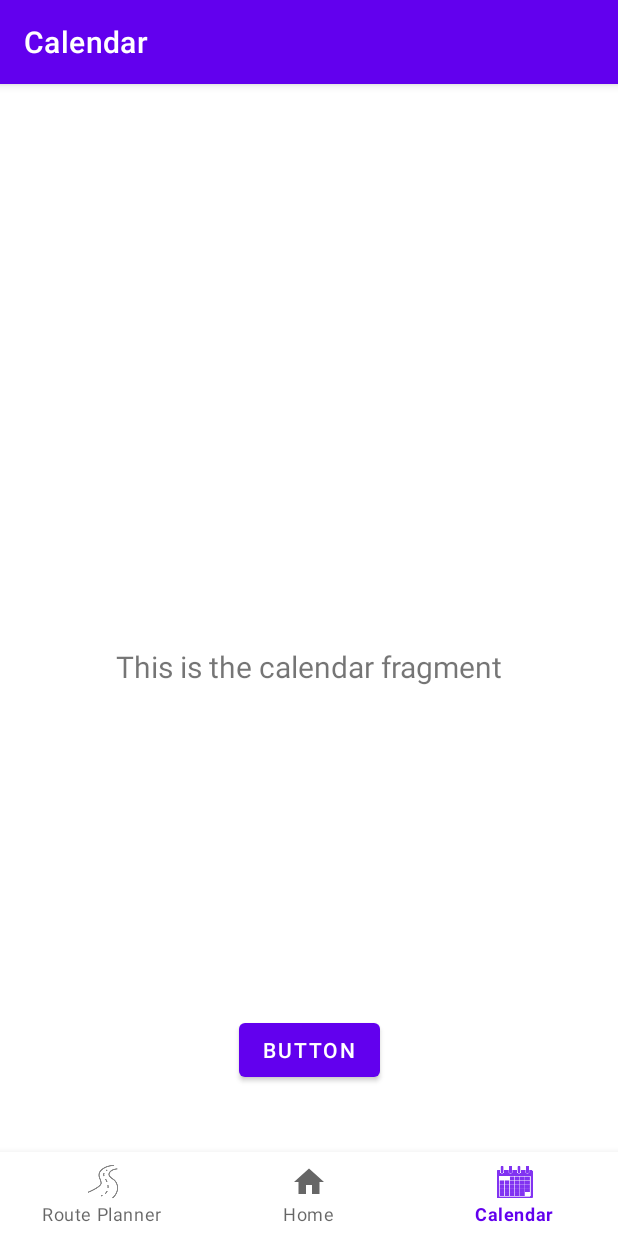
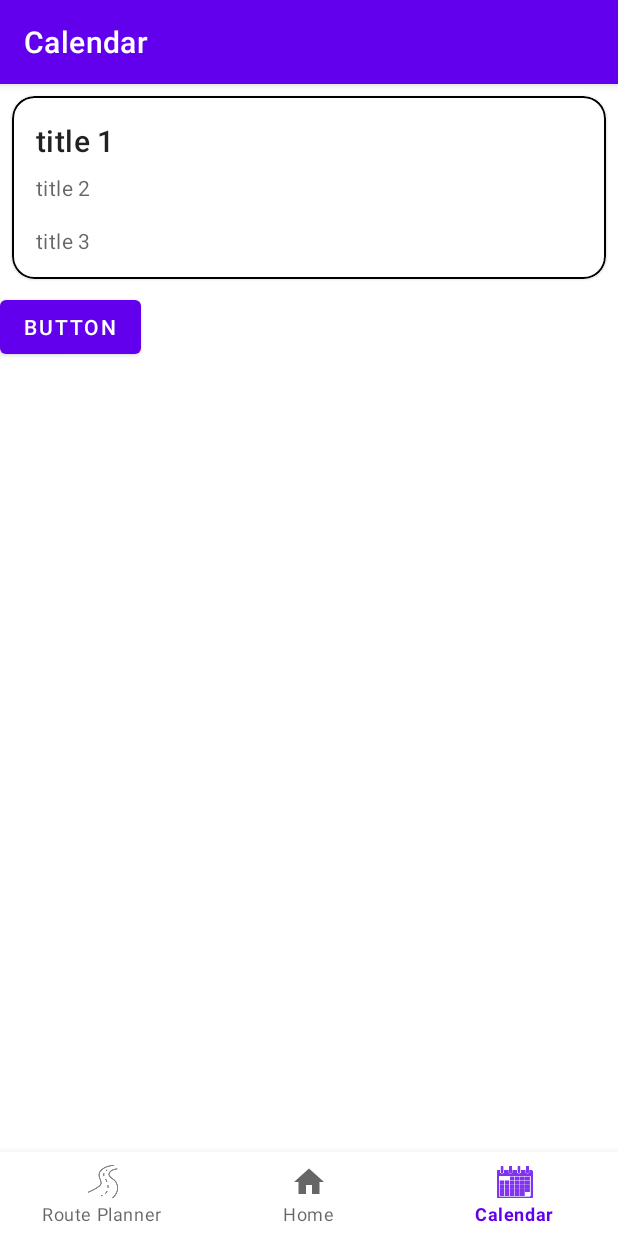
Before and after one commit to matefehervari/InteractionDesign, an Android app: the CalendarFragment screen opened through its navigation route, on a phone screen of 412 x 824 dp. Run offline under Robolectric (Android 15) with nearby library versions, the phone set to English and light mode, and no system bars; our stand-ins replace navigation-ui.

Commit message:
Added Persistent Store for Calendar

```diff
--- a/app/src/main/java/com/example/interactiondesigngroup19/ui/calendar/CalendarEventHandler.java
+++ b/app/src/main/java/com/example/interactiondesigngroup19/ui/calendar/CalendarEventHandler.java
@@ -1,4 +1,8 @@
 package com.example.interactiondesigngroup19.ui.calendar;
+
+import android.content.Context;
+
+import com.example.interactiondesigngroup19.R;
 
 import java.time.LocalTime;
 import java.util.Iterator;
@@ -8,13 +12,16 @@ import java.util.Random;
 
 public class CalendarEventHandler {
     private final LinkedList<CalendarEvent> events;
+    private final EventWriteReader eventReadWriter;
 
-    public CalendarEventHandler() {
-        events = new LinkedList<>();
+    public CalendarEventHandler(Context context) {
+        eventReadWriter = new EventWriteReader(context);
+        events = eventReadWriter.ReadEvents();
     }
 
     public void addEvent(CalendarEvent event) {
         addSortedEvent(event);
+        eventReadWriter.WriteEvents(events);
     }
 
     public void addEvent(LocalTime startTime, LocalTime endTime, List<IndicatorsStud> indicators) {
@@ -49,12 +56,15 @@ public class CalendarEventHandler {
         }
     }
 
-    public void addRandomEvent() {
+    public CalendarEvent addRandomEvent() {
         Random rand = new Random();
         LocalTime randomStart = LocalTime.of(rand.nextInt(24), rand.nextInt(60));
         LocalTime randomEnd = LocalTime.of(rand.nextInt(24), rand.nextInt(60));
 
-        addSortedEvent(new CalendarEvent(randomStart, randomEnd, new LinkedList<IndicatorsStud>()));
+        CalendarEvent calendarEvent = new CalendarEvent(randomStart, randomEnd, new LinkedList<IndicatorsStud>());
+        addEvent(calendarEvent);
+
+        return calendarEvent;
     }
 
     @Override
--- a/app/src/main/java/com/example/interactiondesigngroup19/ui/calendar/CalendarFragment.java
+++ b/app/src/main/java/com/example/interactiondesigngroup19/ui/calendar/CalendarFragment.java
@@ -1,21 +1,28 @@
 package com.example.interactiondesigngroup19.ui.calendar;
 
+import android.graphics.Color;
 import android.os.Bundle;
 import android.view.LayoutInflater;
 import android.view.View;
 import android.view.ViewGroup;
 import android.widget.Button;
+import android.widget.LinearLayout;
 import android.widget.TextView;
 
+import androidx.annotation.ColorInt;
 import androidx.annotation.NonNull;
+import androidx.annotation.Nullable;
 import androidx.fragment.app.Fragment;
 import androidx.lifecycle.ViewModelProvider;
 
 import com.example.interactiondesigngroup19.databinding.FragmentCalendarBinding;
+import com.google.android.material.card.MaterialCardView;
+
 public class CalendarFragment extends Fragment {
 
     private FragmentCalendarBinding binding;
     private CalendarEventHandler eventHandler;
+    private LinearLayout fragmentLinearLayout;
 
     public View onCreateView(@NonNull LayoutInflater inflater,
                              ViewGroup container, Bundle savedInstanceState) {
@@ -25,20 +32,66 @@ public class CalendarFragment extends Fragment {
         binding = FragmentCalendarBinding.inflate(inflater, container, false);
         View root = binding.getRoot();
 
-        eventHandler = new CalendarEventHandler();
+        eventHandler = new CalendarEventHandler(this.getContext());
+        fragmentLinearLayout = binding.calendarLinearLayout;
 
-        final TextView textView = binding.textCalendar;
-        calendarViewModel.getText().observe(getViewLifecycleOwner(), textView::setText);
+        for (CalendarEvent event :
+                eventHandler.getEvents()) {
+            fragmentLinearLayout.addView(createEventCard(event));
+        }
+        onViewCreated(this.getView(), savedInstanceState);
+        return root;
+    }
+
+    @Override
+    public void onViewCreated(@NonNull View view, @Nullable Bundle savedInstanceState) {
+        super.onViewCreated(view, savedInstanceState);
 
         final Button testButton = binding.button;
         testButton.setOnClickListener(new View.OnClickListener() {
             @Override
             public void onClick(View v) {
-                eventHandler.addRandomEvent();
-                System.out.println(eventHandler);
+                CalendarEvent calendarEvent = eventHandler.addRandomEvent();
+//                System.out.println(eventHandler);
+                fragmentLinearLayout.addView(createEventCard(calendarEvent));
             }
         });
-        return root;
+    }
+
+    public MaterialCardView createEventCard(CalendarEvent event) {
+        MaterialCardView cv = new MaterialCardView(this.getContext());
+
+        // card view
+        LinearLayout.LayoutParams cvLayoutParams = new LinearLayout.LayoutParams(-1, -1); // match parent
+        cvLayoutParams.setMargins(15,15,15,15);
+
+        cv.setLayoutParams(cvLayoutParams);
+        cv.setClickable(true);
+        cv.setFocusable(true);
+        cv.setCheckable(true);
+        cv.setStrokeColor(Color.BLACK);
+        cv.setStrokeWidth(2);
+        cv.setRadius(15);
+
+        // linear layout inside card layout
+        LinearLayout cardLayout = new LinearLayout(this.getContext());
+        LinearLayout.LayoutParams linearLayoutParams = new LinearLayout.LayoutParams(-1, -2); // match parent, wrap content
+        cardLayout.setOrientation(LinearLayout.VERTICAL);
+        cardLayout.setLayoutParams(linearLayoutParams);
+        cardLayout.setPadding(16,16,16,16);
+
+        // text
+        TextView cv_t = new TextView(this.getContext());
+        cv_t.setText(event.getStartTimeString());
+
+        TextView cv_t2 = new TextView(this.getContext());
+        cv_t2.setText(event.getEndTimeString());
+
+        cardLayout.addView(cv_t);
+        cardLayout.addView(cv_t2);
+        cv.addView(cardLayout);
+
+        return cv;
     }
 
     @Override
--- /dev/null
+++ b/app/src/main/java/com/example/interactiondesigngroup19/ui/calendar/EventWriteReader.java
@@ -0,0 +1,82 @@
+package com.example.interactiondesigngroup19.ui.calendar;
+
+import android.content.Context;
+
+import com.example.interactiondesigngroup19.R;
+
+import java.io.File;
+import java.io.FileInputStream;
+import java.io.FileNotFoundException;
+import java.io.FileOutputStream;
+import java.io.IOException;
+import java.io.ObjectInputStream;
+import java.io.ObjectOutputStream;
+import java.nio.file.Paths;
+import java.util.LinkedList;
+import java.util.List;
+
+public class EventWriteReader {
+
+    private final Context context;
+    private final String eventsFileName;
+    private final String pathToFile;
+
+    public EventWriteReader(Context context) {
+        this.context = context;
+        this.eventsFileName = context.getResources().getString(R.string.events_file);
+        this.pathToFile = Paths.get(context.getFilesDir().getPath(), eventsFileName).toString();
+
+        File eventFile = new File(pathToFile);
+    }
+
+    public void WriteEvents(List<CalendarEvent> events) {
+        try {
+            File eventFile = new File(pathToFile);
+            eventFile.createNewFile();
+
+            FileOutputStream f = new FileOutputStream(eventFile);
+            ObjectOutputStream o = new ObjectOutputStream(f);
+
+            o.writeObject(events);
+
+            o.close();
+            f.close();
+
+        } catch (FileNotFoundException e) {
+            System.out.println("Events file not found");
+        } catch (IOException e) {
+            System.out.println("Error initialising stream");
+        }
+    }
+
+    @SuppressWarnings("unchecked")
+    public LinkedList<CalendarEvent> ReadEvents() {
+        try {
+            File file = new File(pathToFile);
+
+            if (file.length() != 0) {
+                FileInputStream fi = new FileInputStream(file);
+                ObjectInputStream oi = new ObjectInputStream(fi);
+
+                LinkedList<CalendarEvent> events = (LinkedList<CalendarEvent>) oi.readObject();
+
+                fi.close();
+                oi.close();
+
+                return events;
+            } else {
+                System.out.println("events file empty");
+            }
+
+        } catch (FileNotFoundException e) {
+            System.out.println("Events file not found");
+        } catch (IOException e) {
+            System.out.println("Error initialising stream");
+            e.printStackTrace();
+        } catch (ClassNotFoundException e) {
+            e.printStackTrace();
+        }
+
+        return new LinkedList<>();
+    }
+}
--- a/app/src/main/res/layout/fragment_calendar.xml
+++ b/app/src/main/res/layout/fragment_calendar.xml
@@ -1,24 +1,60 @@
 <?xml version="1.0" encoding="utf-8"?>
-<androidx.constraintlayout.widget.ConstraintLayout xmlns:android="http://schemas.android.com/apk/res/android"
+<ScrollView xmlns:android="http://schemas.android.com/apk/res/android"
     xmlns:app="http://schemas.android.com/apk/res-auto"
     xmlns:tools="http://schemas.android.com/tools"
     android:layout_width="match_parent"
     android:layout_height="match_parent"
     tools:context=".ui.calendar.CalendarFragment">
 
-    <TextView
-        android:id="@+id/text_calendar"
+    <LinearLayout
+        android:id="@+id/calendar_linear_layout"
         android:layout_width="match_parent"
         android:layout_height="wrap_content"
-        android:layout_marginStart="8dp"
+        android:orientation="vertical">
+
+        <com.google.android.material.card.MaterialCardView
+            android:layout_height="match_parent"
+            android:layout_width="match_parent"
+            android:clickable="true"
+            android:focusable="true"
+            android:checkable="true"
+            app:strokeColor="@color/black"
+            app:strokeWidth="1dp"
+            android:layout_margin="8dp"
+            app:cardCornerRadius="15dp">
+
+            <LinearLayout
+                android:layout_width="match_parent"
+                android:layout_height="wrap_content"
+                android:orientation="vertical"
+                android:padding="16dp">
+
+                <!-- Title, secondary and supporting text -->
+                <TextView
+                    android:layout_width="wrap_content"
+                    android:layout_height="wrap_content"
+                    android:text="title 1"
+                    android:textAppearance="?attr/textAppearanceHeadline6"
+                    />
+                <TextView
+                    android:layout_width="wrap_content"
+                    android:layout_height="wrap_content"
                     android:layout_marginTop="8dp"
-        android:layout_marginEnd="8dp"
-        android:textAlignment="center"
-        android:textSize="20sp"
-        app:layout_constraintBottom_toBottomOf="parent"
-        app:layout_constraintEnd_toEndOf="parent"
-        app:layout_constraintStart_toStartOf="parent"
-        app:layout_constraintTop_toTopOf="parent" />
+                    android:text="title 2"
+                    android:textAppearance="?attr/textAppearanceBody2"
+                    android:textColor="?android:attr/textColorSecondary"
+                    />
+                <TextView
+                    android:layout_width="wrap_content"
+                    android:layout_height="wrap_content"
+                    android:layout_marginTop="16dp"
+                    android:text="title 3"
+                    android:textAppearance="?attr/textAppearanceBody2"
+                    android:textColor="?android:attr/textColorSecondary"
+                    />
+
+            </LinearLayout>
+        </com.google.android.material.card.MaterialCardView>
 
         <Button
             android:id="@+id/button"
@@ -29,4 +65,5 @@
             app:layout_constraintBottom_toBottomOf="parent"
             app:layout_constraintEnd_toEndOf="parent"
             app:layout_constraintStart_toStartOf="parent" />
-</androidx.constraintlayout.widget.ConstraintLayout>
+    </LinearLayout>
+</ScrollView>
--- /dev/null
+++ b/app/src/main/res/values/paths.xml
@@ -0,0 +1,4 @@
+<?xml version="1.0" encoding="utf-8"?>
+<resources>
+    <string name="events_file">events</string>
+</resources>
```
Also changed, not shown: app/src/main/java/com/example/interactiondesigngroup19/ui/calendar/CalendarEvent.java (+17 -3 lines), 1 other file. Lines whose indentation alone changed are shown as unchanged.
